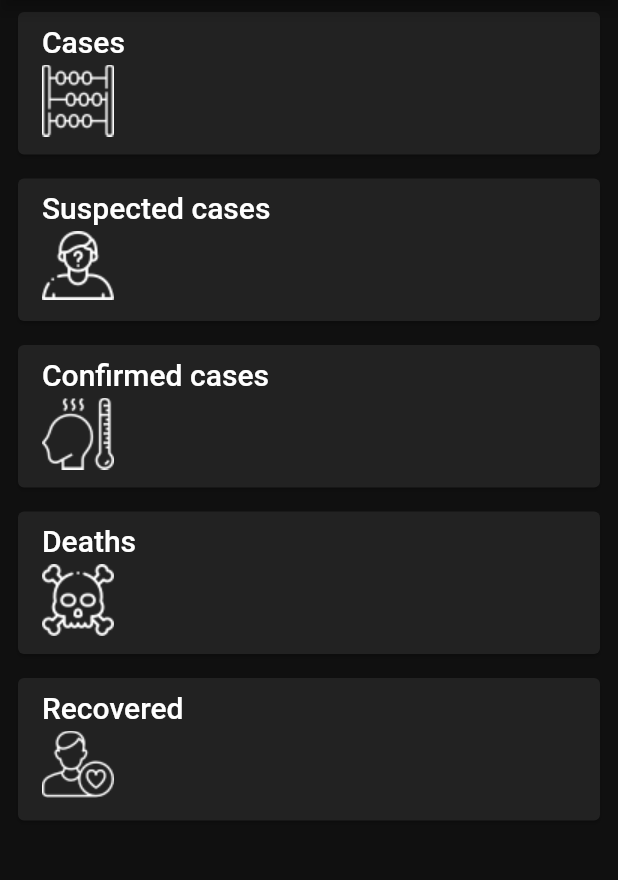
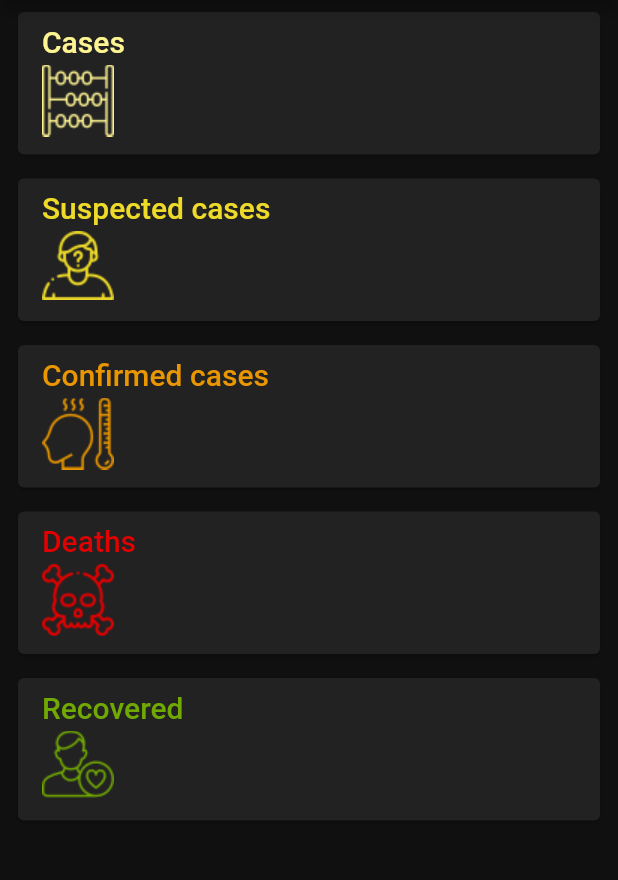
Before and after one commit to Sviut/flutter_corona, a Flutter app: the screen it shows after launch, on a phone screen of 412 x 824 dp, the part 84-964 px from its top. Run offline on Flutter 3.47's test engine with Material 2 defaults, Android fonts, the phone set to English and light mode, and no system bars; network calls fail.

Commit message:
add colors for widgets

```diff
--- a/lib/app/ui/endpoint_card.dart
+++ b/lib/app/ui/endpoint_card.dart
@@ -41,7 +41,10 @@ class EndpointCard extends StatelessWidget {
             children: [
               Text(
                 cardData.title,
-                style: Theme.of(context).textTheme.headline6,
+                style: Theme.of(context)
+                    .textTheme
+                    .headline6
+                    .copyWith(color: cardData.color),
               ),
               SizedBox(
                 height: 4,
@@ -52,10 +55,13 @@ class EndpointCard extends StatelessWidget {
                   mainAxisAlignment: MainAxisAlignment.spaceBetween,
                   crossAxisAlignment: CrossAxisAlignment.start,
                   children: <Widget>[
-                    Image.asset(cardData.assetName),
+                    Image.asset(cardData.assetName, color: cardData.color),
                     Text(
                       value != null ? value.toString() : '',
-                      style: Theme.of(context).textTheme.headline5,
+                      style: Theme.of(context).textTheme.headline5.copyWith(
+                            color: cardData.color,
+                            fontWeight: FontWeight.w800,
+                          ),
                     )
                   ],
                 ),
```
